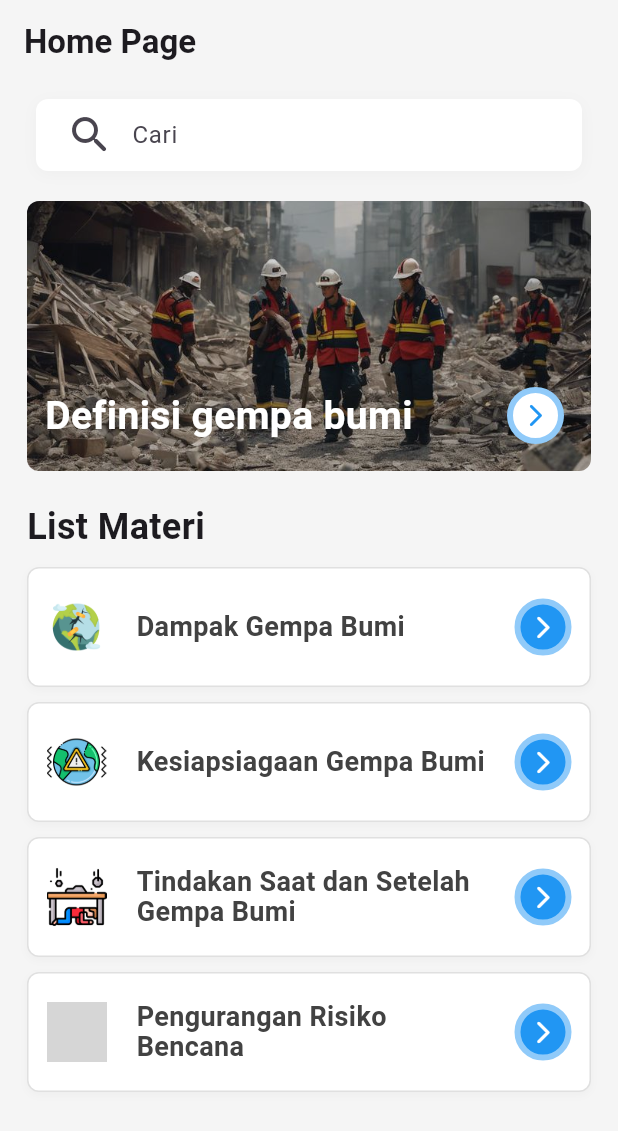
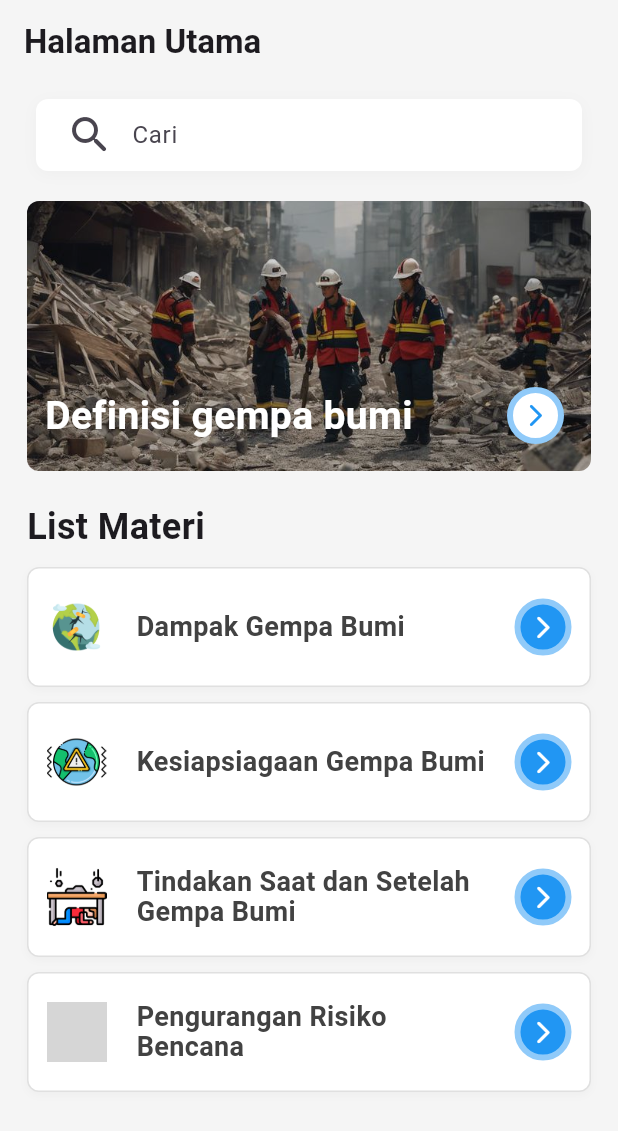
Before and after one commit to estu4p/aplikasi-gempa, a Flutter app: the MenuPage screen opened by its route, on a phone screen of 412 x 824 dp. Shown: the top 1131 px of the screen. Run offline on Flutter 3.47's test engine with Material 3 defaults, Android fonts, the phone set to English and light mode, and no system bars; grey boxes are pictures that could not be loaded.

Commit message:
sudah jadi

```diff
--- a/lib/pages/detail_page.dart
+++ b/lib/pages/detail_page.dart
@@ -16,7 +16,7 @@ class _DetailPageState extends State<DetailPage> {
     return DefaultTextStyle(
       style: TextStyle(
         fontSize: 16,
-        height: 1.5,
+        height: 1.7,
         color: Colors.grey.shade700,
         decoration: TextDecoration.none,
         fontWeight: FontWeight.normal,
--- a/lib/pages/menu_page.dart
+++ b/lib/pages/menu_page.dart
@@ -42,7 +42,7 @@ class _MenuPageState extends State<MenuPage> {
         elevation: 0,
         automaticallyImplyLeading: false,
         title: const Text(
-          'Home Page',
+          'Halaman Utama',
           style: TextStyle(fontWeight: FontWeight.bold),
         ),
       ),
```
Also changed, not shown: lib/pages/into_page.dart (+0 -56 lines).
